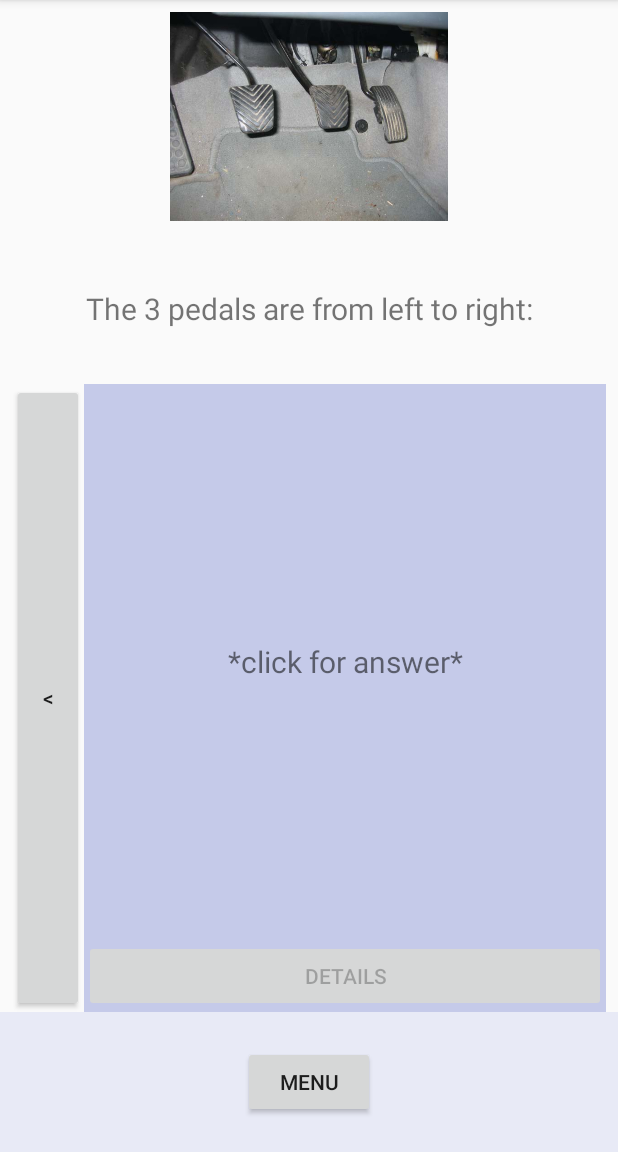
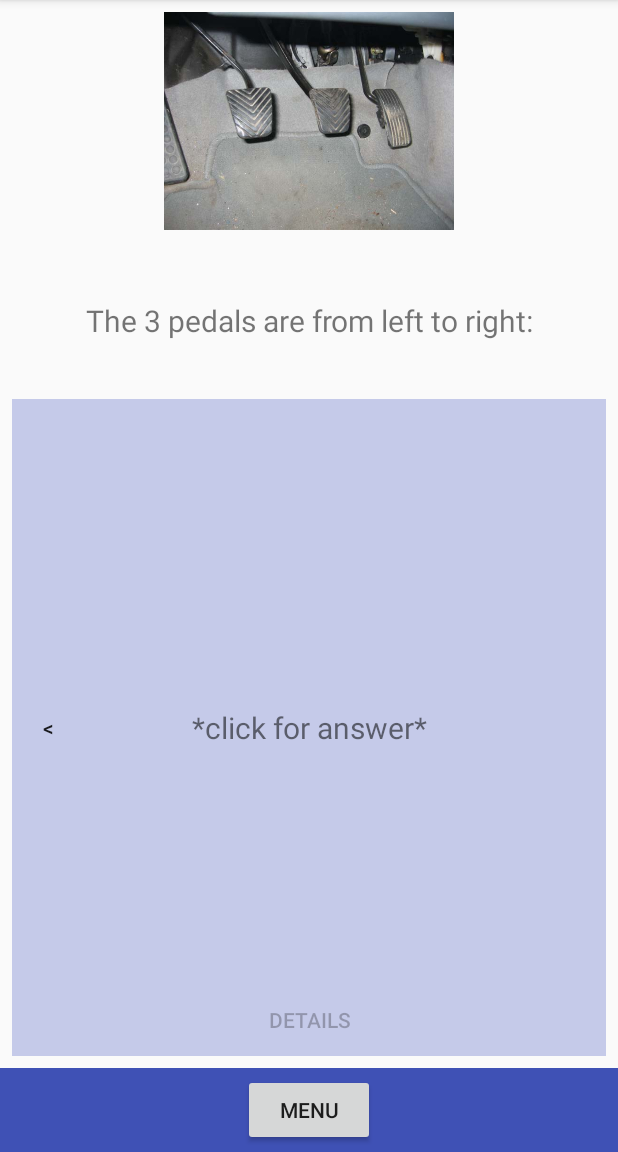
Before and after one commit to mcall5/StickShiftApp, an Android app: the screen it shows after launch (MainActivity), after a tap on "START", on a phone screen of 412 x 824 dp, the part 84-1236 px from its top. Run offline under Robolectric (Android 15) with nearby library versions, the phone set to English and light mode, and no system bars.

Commit message:
Made each screen's menu bars more uniform.  Changed resource page layout, flashcard buttons appearance and changed all textSize attributes to be sp.

```diff
--- a/app/src/main/java/com/example/android/stickshiftdraft/MainActivity.java
+++ b/app/src/main/java/com/example/android/stickshiftdraft/MainActivity.java
@@ -256,7 +256,7 @@ public class MainActivity extends AppCompatActivity {
     public void mapGo(View v) {
         String userZip = zipInput.getText().toString();
         if (userZip.length() == 0) {
-            Toast noInput = Toast.makeText(getApplicationContext(), R.string.enter_location, Toast.LENGTH_SHORT);
+            Toast noInput = Toast.makeText(getApplicationContext(), R.string.enter_location, Toast.LENGTH_LONG);
             noInput.show();
         }
         else {
@@ -266,7 +266,7 @@ public class MainActivity extends AppCompatActivity {
             if (intent.resolveActivity(getPackageManager()) != null) {
                 startActivity(intent);
             } else {
-                Toast orderMessage = Toast.makeText(getApplicationContext(), R.string.map_error, Toast.LENGTH_SHORT);
+                Toast orderMessage = Toast.makeText(getApplicationContext(), R.string.map_error, Toast.LENGTH_LONG);
                 orderMessage.show();
             }
        }
@@ -280,7 +280,7 @@ public class MainActivity extends AppCompatActivity {
         if (intent.resolveActivity(getPackageManager()) != null) {
             startActivity(intent);
         } else {
-            Toast orderMessage = Toast.makeText(getApplicationContext(), R.string.video_error, Toast.LENGTH_SHORT);
+            Toast orderMessage = Toast.makeText(getApplicationContext(), R.string.video_error, Toast.LENGTH_LONG);
             orderMessage.show();
         }
     }
--- a/app/src/main/res/layout/facts_main.xml
+++ b/app/src/main/res/layout/facts_main.xml
@@ -23,30 +23,23 @@
         android:layout_margin="4dp"
         android:gravity="center"/>
 
-    <LinearLayout
+    <RelativeLayout
         android:layout_width="match_parent"
         android:layout_height="0dp"
         android:layout_weight="9"
         android:orientation="horizontal"
         android:layout_marginLeft="8dp"
-        android:layout_marginRight="8dp">
+        android:layout_marginRight="8dp"
+        android:layout_marginBottom="8dp">
 
-        <Button
-            android:layout_width="48dp"
-            android:layout_height="match_parent"
-            android:text="@string/back"
-            android:onClick="backButton" />
-        <RelativeLayout
-            android:layout_width="match_parent"
-            android:layout_height="match_parent">
+
             <TextView
                 android:id="@+id/answer"
                 android:layout_width="match_parent"
                 android:layout_height="match_parent"
-                android:paddingBottom="48dp"
-                android:paddingLeft="8dp"
-                android:paddingRight="8dp"
-                android:textSize="20dp"
+                android:paddingLeft="48dp"
+                android:paddingRight="48dp"
+                android:textSize="20sp"
                 android:gravity="center"
                 android:background="#c5cae9"
                 android:text="@string/blank_answer"/>
@@ -54,7 +47,6 @@
             <Button
                 android:layout_width="match_parent"
                 android:layout_height="match_parent"
-                android:layout_marginBottom="48dp"
                 android:background="@android:color/transparent"
                 android:onClick="answerNextButton"/>
             <Button
@@ -63,28 +55,28 @@
                 android:layout_height="48dp"
                 android:text="@string/details"
                 android:layout_alignParentBottom="true"
+                android:background="@android:color/transparent"
                 android:textAllCaps="true"
                 android:onClick="detailButton"/>
-        </RelativeLayout>
-
-    </LinearLayout>
-
+        <Button
+            android:layout_width="48dp"
+            android:layout_height="match_parent"
+            android:background="@android:color/transparent"
+            android:text="@string/back"
+            android:onClick="backButton" />
+    </RelativeLayout>
 
     <RelativeLayout
         android:layout_width="match_parent"
-        android:layout_height="0dp"
-        android:layout_weight="2"
-        android:background="#e8eaf6">
-
+        android:layout_height="56dp"
+        android:background="@color/colorPrimary">
         <Button
             android:layout_width="wrap_content"
-            android:layout_height="48dp"
+            android:layout_height="match_parent"
+            android:layout_margin="4dp"
             android:layout_centerInParent="true"
             android:text="@string/menu"
-            android:textAllCaps="true"
-            android:layout_margin="4dp"
             android:onClick="mainMenu"/>
-
     </RelativeLayout>
 
 </LinearLayout>
--- a/app/src/main/res/values/strings.xml
+++ b/app/src/main/res/values/strings.xml
@@ -36,10 +36,10 @@
     <string name="finish_answer">Now use the menu to see a list of all the questions or find additional resources.</string>
     <string name="finish_question">You finished!</string>
     <string name="resources">Resources</string>
-    <string name="zip_hint">City or Zip Code</string>
+    <string name="zip_hint">Enter City or Zip Code</string>
     <string name="search">search google maps</string>
-    <string name="search_instructions">Enter your location and hit search to pull up a map search of nearby driving schools:</string>
-    <string name="youtube_button">Click here\nto browse youtube instructional videos</string>
+    <string name="search_instructions">Search for nearby driving schools:</string>
+    <string name="youtube_button">Watch instructional videos:</string>
     <string name="enter_location">Enter a location to search</string>
     <string name="map_error">Could not connect to Google Maps</string>
     <string name="video_error">Could not connect to Youtube</string>
```
Also changed, not shown: app/src/main/res/layout/activity_main.xml (+15 -13 lines), app/src/main/res/layout/facts_list.xml (+38 -15 lines), app/src/main/res/layout/menu_main.xml (+15 -5 lines), app/src/main/res/layout/resources.xml (+38 -14 lines).
